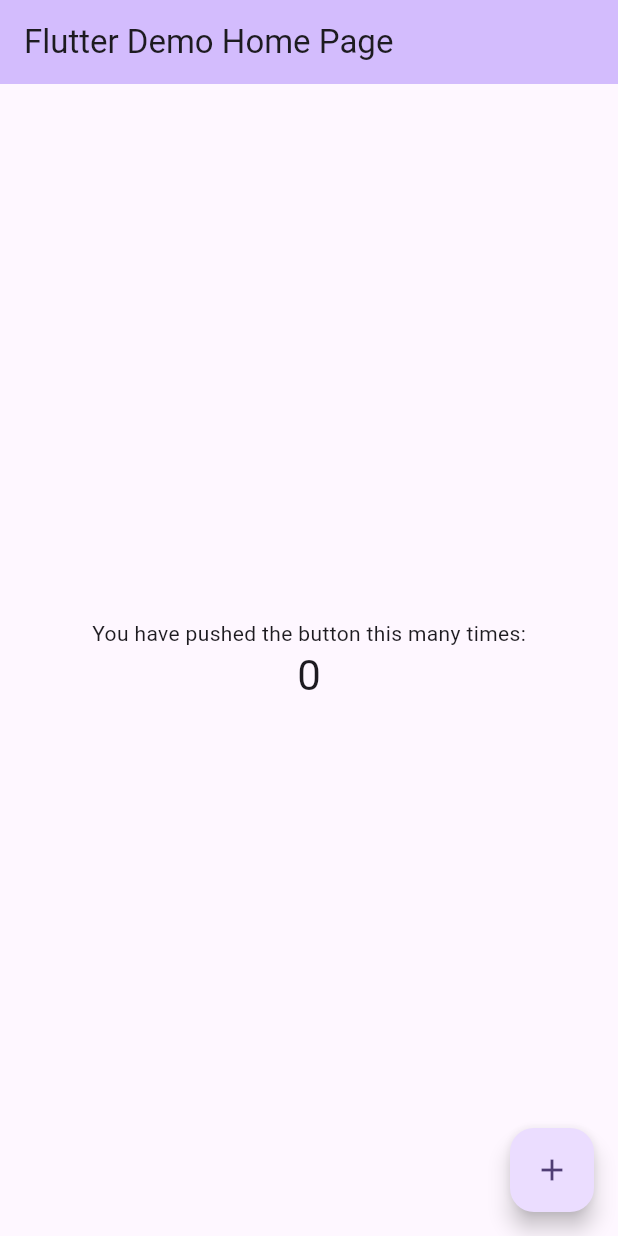
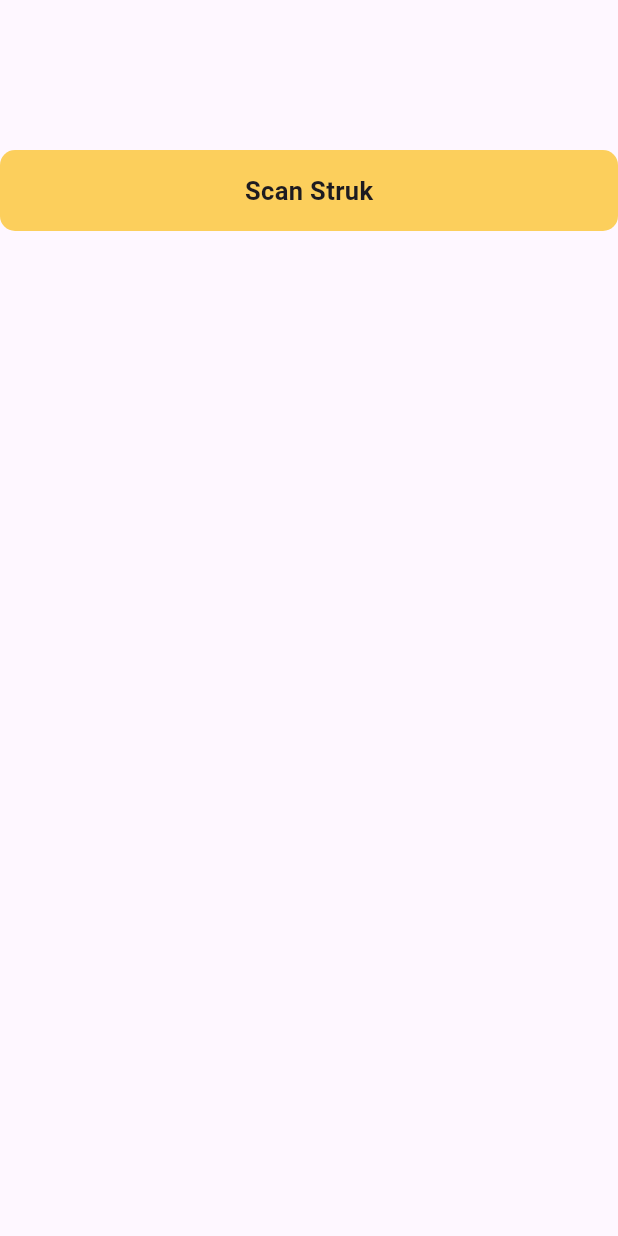
Before and after one commit to ALFIAN-code/struk.in-pdbl, a Flutter app: the screen it shows after launch, on a phone screen of 412 x 824 dp. Run offline on Flutter 3.47's test engine with Material 3 defaults, Android fonts, the phone set to English and light mode, and no system bars; our stand-ins replace get, google_fonts, image_cropper, image_picker, sqflite; accounts and stored records are empty.

Commit message:
add scan function

```diff
--- /dev/null
+++ b/lib/controller/struk_controller.dart
@@ -0,0 +1,22 @@
+import 'dart:io';
+
+import 'package:get/get.dart';
+import 'package:strukin/controller/utils.dart';
+import 'package:strukin/model/struk_model_from_api.dart';
+import 'package:strukin/model/struk_scan_from_api.dart';
+
+class StrukController extends GetxController {
+  Rx<ReceiptModel> struk = ReceiptModel().obs;
+  File? image;
+
+  Future<void> scanReceipt(File image) async {
+    struk.value = await StrukScanFromApi.postReceiptImage(image);
+  }
+
+  Future<void> getImage({required bool fromCamera}) async {
+    image =
+        fromCamera
+            ? await Utils.getImageFromCamera()
+            : await Utils.getImageFromGallery();
+  }
+}
--- /dev/null
+++ b/lib/gemini_key.dart
@@ -0,0 +1 @@
+String geminiApi = 'AIzaSyAszq90S9Emzs-5peAlNYAi-nOBUFtXTSk';
--- a/lib/main.dart
+++ b/lib/main.dart
@@ -1,109 +1,16 @@
 import 'package:flutter/material.dart';
-import 'package:strukin/controller/database_helper.dart';
+import 'package:flutter/widgets.dart';
+import 'package:strukin/view/homepage.dart';
 
-void main() {
-  runApp(const MyApp());
+void main(List<String> args) {
+  runApp(MyApp());
 }
+
 class MyApp extends StatelessWidget {
   const MyApp({super.key});
 
-  // This widget is the root of your application.
   @override
   Widget build(BuildContext context) {
-    return MaterialApp(
-      title: 'Flutter Demo',
-      theme: ThemeData(
-        // This is the theme of your application.
-        //
-        // TRY THIS: Try running your application with "flutter run". You'll see
-        // the application has a purple toolbar. Then, without quitting the app,
-        // try changing the seedColor in the colorScheme below to Colors.green
-        // and then invoke "hot reload" (save your changes or press the "hot
-        // reload" button in a Flutter-supported IDE, or press "r" if you used
-        // the command line to start the app).
-        //
-        // Notice that the counter didn't reset back to zero; the application
-        // state is not lost during the reload. To reset the state, use hot
-        // restart instead.
-        //
-        // This works for code too, not just values: Most code changes can be
-        // tested with just a hot reload.
-        colorScheme: ColorScheme.fromSeed(seedColor: Colors.deepPurple),
-      ),
-      home: const MyHomePage(title: 'Flutter Demo Home Page'),
-    );
+    return MaterialApp(home: Homepage());
   }
 }
-
-class MyHomePage extends StatefulWidget {
-  const MyHomePage({super.key, required this.title});
-
-  // This widget is the home page of your application. It is stateful, meaning
-  // that it has a State object (defined below) that contains fields that affect
-  // how it looks.
-
-  // This class is the configuration for the state. It holds the values (in this
-  // case the title) provided by the parent (in this case the App widget) and
-  // used by the build method of the State. Fields in a Widget subclass are
-  // always marked "final".
-
-  final String title;
-
-  @override
-  State<MyHomePage> createState() => _MyHomePageState();
-}
-
-class _MyHomePageState extends State<MyHomePage> {
-  int _counter = 0;
-
-  void _incrementCounter() {
-    setState(() {
-      // This call to setState tells the Flutter framework that something has
-      // changed in this State, which causes it to rerun the build method below
-      // so that the display can reflect the updated values. If we changed
-      // _counter without calling setState(), then the build method would not be
-      // called again, and so nothing would appear to happen.
-      _counter++;
-    });
-  }
-
-  @override
-  Widget build(BuildContext context) {
-    // This method is rerun every time setState is called, for instance as done
-    // by the _incrementCounter method above.
-    //
-    // The Flutter framework has been optimized to make rerunning build methods
-    // fast, so that you can just rebuild anything that needs updating rather
-    // than having to individually change instances of widgets.
-    return Scaffold(
-      appBar: AppBar(
-        // TRY THIS: Try changing the color here to a specific color (to
-        // Colors.amber, perhaps?) and trigger a hot reload to see the AppBar
-        // change color while the other colors stay the same.
-        backgroundColor: Theme.of(context).colorScheme.inversePrimary,
-        // Here we take the value from the MyHomePage object that was created by
-        // the App.build method, and use it to set our appbar title.
-        title: Text(widget.title),
-      ),
-      body: Center(
-        // Center is a layout widget. It takes a single child and positions it
-        // in the middle of the parent.
-        child: Column(
-          mainAxisAlignment: MainAxisAlignment.center,
-          children: <Widget>[
-            const Text('You have pushed the button this many times:'),
-            Text(
-              '$_counter',
-              style: Theme.of(context).textTheme.headlineMedium,
-            ),
-          ],
-        ),
-      ),
-      floatingActionButton: FloatingActionButton(
-        onPressed: _incrementCounter,
-        tooltip: 'Increment',
-        child: const Icon(Icons.add),
-      ),
-    );
-  }
-}
--- /dev/null
+++ b/lib/view/component/button.dart
@@ -0,0 +1,63 @@
+import 'package:flutter/material.dart';
+import 'package:google_fonts/google_fonts.dart';
+import 'package:strukin/view/style.dart';
+
+class MyButton extends StatelessWidget {
+  MyButton({
+    super.key,
+    required this.onTap,
+    required this.text,
+    this.isLeadingIcon = false,
+    this.isTrailingIcon = false,
+    this.leadingIcon,
+    this.trailingIcon,
+  });
+
+  void Function()? onTap;
+  final String text;
+  bool isLeadingIcon;
+  bool isTrailingIcon;
+  Icon? leadingIcon;
+  Icon? trailingIcon;
+
+  @override
+  Widget build(BuildContext context) {
+    return GestureDetector(
+      onTap: onTap,
+      child: Container(
+        width: double.infinity,
+        // height: 70,
+        padding: EdgeInsets.symmetric(vertical: 15),
+
+        decoration: BoxDecoration(
+          color: mainColor,
+          borderRadius: BorderRadius.circular(10),
+        ),
+        child: Row(
+          mainAxisAlignment: MainAxisAlignment.center,
+          children: [
+            (isLeadingIcon)
+                ? Padding(
+                  padding: const EdgeInsets.only(left: 10),
+                  child: leadingIcon,
+                )
+                : SizedBox(),
+            Text(
+              text,
+              style: GoogleFonts.roboto(
+                fontSize: 17,
+                fontWeight: FontWeight.w700,
+              ),
+            ),
+            (isTrailingIcon)
+                ? Padding(
+                  padding: const EdgeInsets.only(right: 10),
+                  child: trailingIcon,
+                )
+                : SizedBox(),
+          ],
+        ),
+      ),
+    );
+  }
+}
--- /dev/null
+++ b/lib/view/homepage.dart
@@ -0,0 +1,68 @@
+import 'package:flutter/material.dart';
+import 'package:get/get_navigation/get_navigation.dart';
+import 'package:get/instance_manager.dart';
+import 'package:strukin/controller/struk_controller.dart';
+import 'package:strukin/view/component/button.dart';
+import 'package:strukin/view/select_item.dart';
+
+class Homepage extends StatelessWidget {
+  Homepage({super.key});
+
+  var controller = Get.put(StrukController());
+
+  @override
+  Widget build(BuildContext context) {
+    return Scaffold(
+      body: SingleChildScrollView(
+        child: Column(
+          crossAxisAlignment: CrossAxisAlignment.center,
+          mainAxisAlignment: MainAxisAlignment.center,
+          children: [
+            SizedBox(height: 100),
+
+            MyButton(
+              text: "Scan Struk",
+              onTap: () {
+                Get.bottomSheet(
+                  Container(
+                    margin: EdgeInsets.symmetric(horizontal: 20, vertical: 30),
+                    child: Column(
+                      children: [
+                        MyButton(
+                          text: "Buka kamera",
+                          onTap: () {
+                            controller
+                                .getImage(fromCamera: true)
+                                .then(
+                                  (value) => Get.to(() {
+                                    if (controller.image != null) {
+                                      Get.to(() => SelectItem());
+                                    }
+                                  }),
+                                );
+                          },
+                        ),
+                        MyButton(
+                          text: "Pilih dari galeri",
+                          onTap: () {
+                            controller.getImage(fromCamera: false).then((
+                              value,
+                            ) {
+                              if (controller.image != null) {
+                                Get.to(() => SelectItem());
+                              }
+                            });
+                          },
+                        ),
+                      ],
+                    ),
+                  ),
+                );
+              },
+            ),
+          ],
+        ),
+      ),
+    );
+  }
+}
--- /dev/null
+++ b/lib/view/style.dart
@@ -0,0 +1,3 @@
+import 'package:flutter/cupertino.dart';
+
+var mainColor = Color(0xffFCCF5C);
```
Also changed, not shown: lib/controller/utils.dart (added, +51 -0 lines), lib/view/split_page.dart (added, +50 -0 lines), pubspec.yaml (+10 -9 lines), lib/database/database_helper.dart (renamed from lib/controller/database_helper.dart), lib/database/remote_from_gemini.dart (added), lib/model/struk_from_api.dart (added), pubspec.lock, 7 other files.
